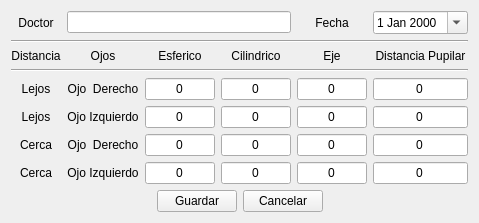
Above: cliente/ui_historial_clinico.ui from rodety/Jireh before the change. Below: the same form after it.
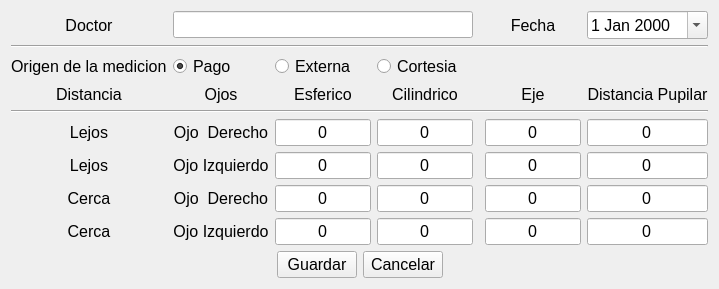
That is the form after the change.

The edit to the form file:
```diff
--- a/cliente/ui_historial_clinico.ui
+++ b/cliente/ui_historial_clinico.ui
@@ -6,10 +6,15 @@
    <rect>
     <x>0</x>
     <y>0</y>
-    <width>479</width>
-    <height>214</height>
+    <width>719</width>
+    <height>278</height>
    </rect>
   </property>
+  <property name="font">
+   <font>
+    <pointsize>12</pointsize>
+   </font>
+  </property>
   <property name="windowTitle">
    <string>Form</string>
   </property>
@@ -68,7 +73,7 @@
      </item>
      <item row="0" column="0">
       <layout class="QGridLayout" name="gridLayout_5">
-       <item row="2" column="1">
+       <item row="3" column="1">
         <widget class="QLabel" name="label_20">
          <property name="text">
           <string>Ojos</string>
@@ -78,7 +83,7 @@
          </property>
         </widget>
        </item>
-       <item row="7" column="3">
+       <item row="8" column="3">
         <widget class="QLineEdit" name="lineEdit_cci">
          <property name="text">
           <string>0</string>
@@ -88,7 +93,7 @@
          </property>
         </widget>
        </item>
-       <item row="7" column="5">
+       <item row="8" column="6">
         <widget class="QLineEdit" name="lineEdit_dci">
          <property name="text">
           <string>0</string>
@@ -98,7 +103,7 @@
          </property>
         </widget>
        </item>
-       <item row="7" column="2">
+       <item row="8" column="2">
         <widget class="QLineEdit" name="lineEdit_eci">
          <property name="text">
           <string>0</string>
@@ -108,14 +113,14 @@
          </property>
         </widget>
        </item>
-       <item row="1" column="0" colspan="6">
+       <item row="1" column="0" colspan="7">
         <widget class="Line" name="line_4">
          <property name="orientation">
           <enum>Qt::Horizontal</enum>
          </property>
         </widget>
        </item>
-       <item row="2" column="4">
+       <item row="3" column="5">
         <widget class="QLabel" name="label_4">
          <property name="text">
           <string>Eje</string>
@@ -125,7 +130,7 @@
          </property>
         </widget>
        </item>
-       <item row="6" column="3">
+       <item row="7" column="3">
         <widget class="QLineEdit" name="lineEdit_ccd">
          <property name="text">
           <string>0</string>
@@ -135,7 +140,7 @@
          </property>
         </widget>
        </item>
-       <item row="6" column="2">
+       <item row="7" column="2">
         <widget class="QLineEdit" name="lineEdit_ecd">
          <property name="text">
           <string>0</string>
@@ -145,7 +150,7 @@
          </property>
         </widget>
        </item>
-       <item row="2" column="2">
+       <item row="3" column="2">
         <widget class="QLabel" name="label_32">
          <property name="text">
           <string>Esferico</string>
@@ -155,7 +160,7 @@
          </property>
         </widget>
        </item>
-       <item row="2" column="3">
+       <item row="3" column="3">
         <widget class="QLabel" name="label_3">
          <property name="text">
           <string>Cilindrico</string>
@@ -165,7 +170,7 @@
          </property>
         </widget>
        </item>
-       <item row="6" column="5">
+       <item row="7" column="6">
         <widget class="QLineEdit" name="lineEdit_dcd">
          <property name="text">
           <string>0</string>
@@ -175,7 +180,7 @@
          </property>
         </widget>
        </item>
-       <item row="6" column="1">
+       <item row="7" column="1">
         <widget class="QLabel" name="label_38">
          <property name="text">
           <string>Ojo  Derecho</string>
@@ -185,7 +190,7 @@
          </property>
         </widget>
        </item>
-       <item row="7" column="4">
+       <item row="8" column="5">
         <widget class="QLineEdit" name="lineEdit_ejci">
          <property name="text">
           <string>0</string>
@@ -195,7 +200,7 @@
          </property>
         </widget>
        </item>
-       <item row="2" column="0">
+       <item row="3" column="0">
         <widget class="QLabel" name="label_33">
          <property name="text">
           <string>Distancia</string>
@@ -215,7 +220,7 @@
          </property>
         </widget>
        </item>
-       <item row="7" column="1">
+       <item row="8" column="1">
         <widget class="QLabel" name="label_39">
          <property name="text">
           <string>Ojo Izquierdo</string>
@@ -225,7 +230,7 @@
          </property>
         </widget>
        </item>
-       <item row="6" column="4">
+       <item row="7" column="5">
         <widget class="QLineEdit" name="lineEdit_ejcd">
          <property name="text">
           <string>0</string>
@@ -235,7 +240,7 @@
          </property>
         </widget>
        </item>
-       <item row="6" column="0">
+       <item row="7" column="0">
         <widget class="QLabel" name="label_34">
          <property name="text">
           <string>Cerca</string>
@@ -245,14 +250,14 @@
          </property>
         </widget>
        </item>
-       <item row="3" column="0" colspan="6">
+       <item row="4" column="0" colspan="7">
         <widget class="Line" name="line_5">
          <property name="orientation">
           <enum>Qt::Horizontal</enum>
          </property>
         </widget>
        </item>
-       <item row="7" column="0">
+       <item row="8" column="0">
         <widget class="QLabel" name="label_35">
          <property name="text">
           <string>Cerca</string>
@@ -262,7 +267,7 @@
          </property>
         </widget>
        </item>
-       <item row="2" column="5">
+       <item row="3" column="6">
         <widget class="QLabel" name="label_5">
          <property name="text">
           <string>Distancia Pupilar</string>
@@ -272,7 +277,7 @@
          </property>
         </widget>
        </item>
-       <item row="0" column="5">
+       <item row="0" column="6">
         <widget class="QDateEdit" name="dateEdit_fecha">
          <property name="maximumDateTime">
           <datetime>
@@ -289,7 +294,7 @@
          </property>
         </widget>
        </item>
-       <item row="0" column="4">
+       <item row="0" column="5">
         <widget class="QLabel" name="label_43">
          <property name="text">
           <string>Fecha</string>
@@ -302,7 +307,7 @@
        <item row="0" column="1" colspan="3">
         <widget class="QLineEdit" name="lineEdit_doctor"/>
        </item>
-       <item row="4" column="0">
+       <item row="5" column="0">
         <widget class="QLabel" name="label_36">
          <property name="text">
           <string>Lejos</string>
@@ -312,7 +317,7 @@
          </property>
         </widget>
        </item>
-       <item row="4" column="1">
+       <item row="5" column="1">
         <widget class="QLabel" name="label_40">
          <property name="text">
           <string>Ojo  Derecho</string>
@@ -322,7 +327,7 @@
          </property>
         </widget>
        </item>
-       <item row="4" column="2">
+       <item row="5" column="2">
         <widget class="QLineEdit" name="lineEdit_eld">
          <property name="text">
           <string>0</string>
@@ -332,7 +337,7 @@
          </property>
         </widget>
        </item>
-       <item row="4" column="3">
+       <item row="5" column="3">
         <widget class="QLineEdit" name="lineEdit_cld">
          <property name="text">
           <string>0</string>
@@ -342,7 +347,7 @@
          </property>
         </widget>
        </item>
-       <item row="4" column="4">
+       <item row="5" column="5">
         <widget class="QLineEdit" name="lineEdit_ejld">
          <property name="text">
           <string>0</string>
@@ -352,7 +357,7 @@
          </property>
         </widget>
        </item>
-       <item row="4" column="5">
+       <item row="5" column="6">
         <widget class="QLineEdit" name="lineEdit_dld">
          <property name="text">
           <string>0</string>
@@ -362,7 +367,7 @@
          </property>
         </widget>
        </item>
-       <item row="5" column="0">
+       <item row="6" column="0">
         <widget class="QLabel" name="label_37">
          <property name="text">
           <string>Lejos</string>
@@ -372,7 +377,7 @@
          </property>
         </widget>
        </item>
-       <item row="5" column="1">
+       <item row="6" column="1">
         <widget class="QLabel" name="label_41">
          <property name="text">
           <string>Ojo Izquierdo</string>
@@ -382,7 +387,7 @@
          </property>
         </widget>
        </item>
-       <item row="5" column="2">
+       <item row="6" column="2">
         <widget class="QLineEdit" name="lineEdit_eli">
          <property name="text">
           <string>0</string>
@@ -392,7 +397,7 @@
          </property>
         </widget>
        </item>
-       <item row="5" column="3">
+       <item row="6" column="3">
         <widget class="QLineEdit" name="lineEdit_cli">
          <property name="text">
           <string>0</string>
@@ -402,7 +407,7 @@
          </property>
         </widget>
        </item>
-       <item row="5" column="4">
+       <item row="6" column="5">
         <widget class="QLineEdit" name="lineEdit_ejli">
          <property name="text">
           <string>0</string>
@@ -412,7 +417,7 @@
          </property>
         </widget>
        </item>
-       <item row="5" column="5">
+       <item row="6" column="6">
         <widget class="QLineEdit" name="lineEdit_dli">
          <property name="text">
           <string>0</string>
@@ -422,6 +427,37 @@
          </property>
         </widget>
        </item>
+       <item row="2" column="0">
+        <widget class="QLabel" name="label">
+         <property name="text">
+          <string>Origen de la medicion</string>
+         </property>
+        </widget>
+       </item>
+       <item row="2" column="2">
+        <widget class="QRadioButton" name="radioButton_externa">
+         <property name="text">
+          <string>Externa</string>
+         </property>
+        </widget>
+       </item>
+       <item row="2" column="3">
+        <widget class="QRadioButton" name="radioButton_cortesia">
+         <property name="text">
+          <string>Cortesia</string>
+         </property>
+        </widget>
+       </item>
+       <item row="2" column="1">
+        <widget class="QRadioButton" name="radioButton_pago">
+         <property name="text">
+          <string>Pago</string>
+         </property>
+         <property name="checked">
+          <bool>true</bool>
+         </property>
+        </widget>
+       </item>
       </layout>
      </item>
     </layout>
```
Left out of the diff: 3 changed lines with no effect on the pictures.
